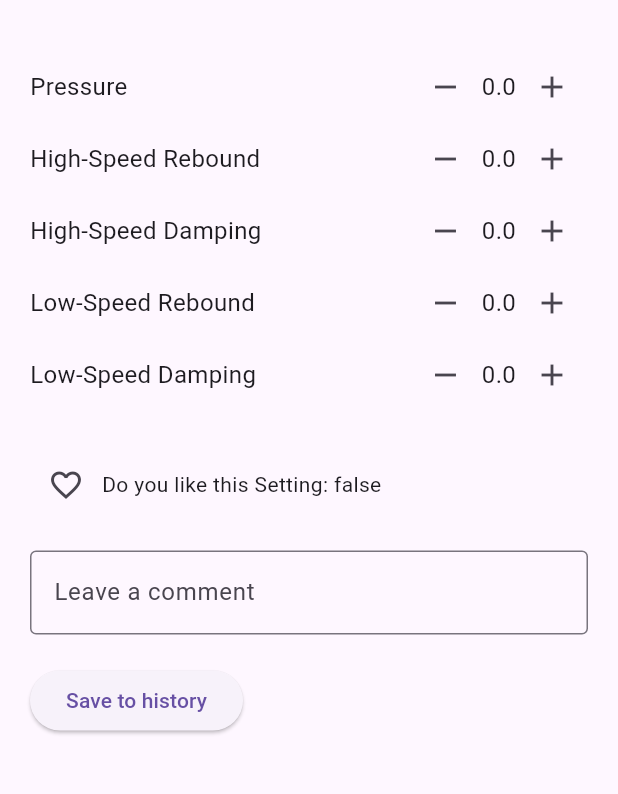
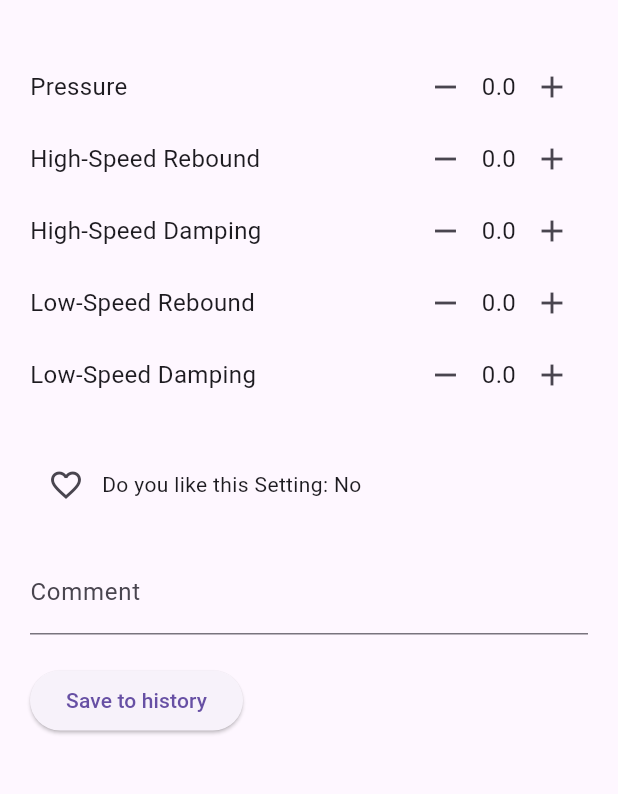
Before and after one commit to Michimx31/mtb_suspension_settings, a Flutter app: the BicycleDetails screen opened directly with empty values, on a phone screen of 412 x 824 dp, the part 63-857 px from its top. Run offline on Flutter 3.47's test engine with Material 3 defaults, Android fonts, the light colour scheme and no system bars.

Commit message:
added like text yes and no and editted textediting controller because text wwas viceversa

```diff
--- a/lib/main.dart
+++ b/lib/main.dart
@@ -55,7 +55,9 @@ class SuspensionSettings {
 
 
 
-
+String getLikeSettingDisplay(bool likeSetting) {
+  return likeSetting ? 'Yes' : 'No';
+}
 
 
 
@@ -348,6 +350,7 @@ class BicycleDetails extends StatefulWidget {
 }
 
 class _BicycleDetailsState extends State<BicycleDetails> {
+  final TextEditingController commentController = TextEditingController();
   bool liked = false;
   String comment = '';
 
@@ -420,21 +423,13 @@ class _BicycleDetailsState extends State<BicycleDetails> {
                     });
                   },
                 ),
-                Text('Do you like this Setting: ${widget.suspensionSettings.like}'),
+                Text('Do you like this Setting: ${getLikeSettingDisplay(widget.suspensionSettings.like)}'),
               ],
             ),
             SizedBox(height: 20),
             TextField(
-              controller: TextEditingController(text: comment),
-              decoration: InputDecoration(
-                labelText: 'Leave a comment',
-                border: OutlineInputBorder(),
-              ),
-              onChanged: (value) {
-                setState(() {
-                  comment = value;
-                });
-              },
+              controller: commentController,
+              decoration: InputDecoration(labelText: 'Comment'),
             ),
             SizedBox(height: 20),
             ElevatedButton(
@@ -484,6 +479,7 @@ class _BicycleDetailsState extends State<BicycleDetails> {
   }
 
   void _saveSettings() {
+    final comment = commentController.text;
     final dateTime = DateTime.now();
     final settings = SuspensionSettings(
       dateTime: dateTime,
@@ -601,7 +597,8 @@ class _SuspensionHistoryScreenState extends State<SuspensionHistoryScreen> {
               Text('High-Speed Damping: ${setting.highSpeedDamping}'),
               Text('Low-Speed Rebound: ${setting.lowSpeedRebound}'),
               Text('Low-Speed Damping: ${setting.lowSpeedRebound}'),
-              Text('Fork Setting was good: ${setting.likeSetting}'),
+              //Text('Fork Setting was good: ${setting.likeSetting}'),
+              Text('Fork Setting was good: ${getLikeSettingDisplay(setting.likeSetting)}'),
               Text('Fork Comment: ${setting.comment}'),
               SizedBox(height: 10),
             ],
@@ -612,7 +609,7 @@ class _SuspensionHistoryScreenState extends State<SuspensionHistoryScreen> {
               Text('High-Speed Damping: ${setting.highSpeedDamping}'),
               Text('Low-Speed Rebound: ${setting.lowSpeedRebound}'),
               Text('Low-Speed Damping: ${setting.lowSpeedDamping}'),
-              Text('Shock Setting was good: ${setting.likeSetting}'),
+              Text('Fork Setting was good: ${getLikeSettingDisplay(setting.likeSetting)}'),
               Text('Shock Comment: ${setting.comment}'),
               SizedBox(height: 10),
             ],
```
